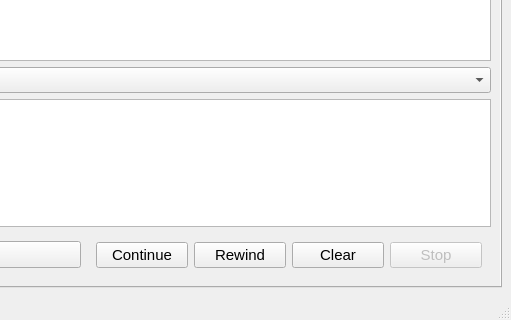
First picture: the form in assets/ui/magi_llm_ui.ui, repository shinomakoi/magi_llm_gui, before the edit; both pictures show x 343 to 854 and y 713 to 1033 of the 854 by 1033 pixel window.
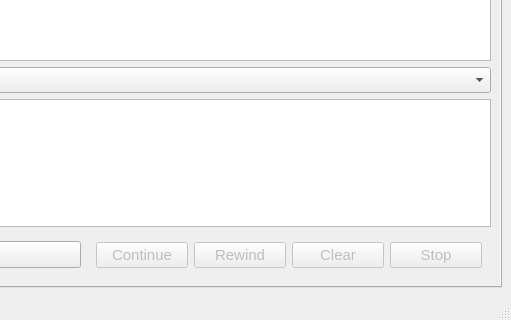
Second picture: the form after the edit.

What changed in the file:
```diff
--- a/assets/ui/magi_llm_ui.ui
+++ b/assets/ui/magi_llm_ui.ui
@@ -161,6 +161,9 @@
           <layout class="QGridLayout" name="gridLayout_11">
            <item row="0" column="0">
             <widget class="QPushButton" name="chatContinueButton">
+             <property name="enabled">
+              <bool>false</bool>
+             </property>
              <property name="toolTip">
               <string>Continue the last generation</string>
              </property>
@@ -171,6 +174,9 @@
            </item>
            <item row="0" column="2">
             <widget class="QPushButton" name="chatClearButton">
+             <property name="enabled">
+              <bool>false</bool>
+             </property>
              <property name="toolTip">
               <string>Clear the output</string>
              </property>
@@ -194,6 +200,9 @@
            </item>
            <item row="0" column="1">
             <widget class="QPushButton" name="chatRewindButton">
+             <property name="enabled">
+              <bool>false</bool>
+             </property>
              <property name="text">
               <string>Rewind</string>
              </property>
```
Left out of the diff: 18 changed lines with no effect on the pictures.
